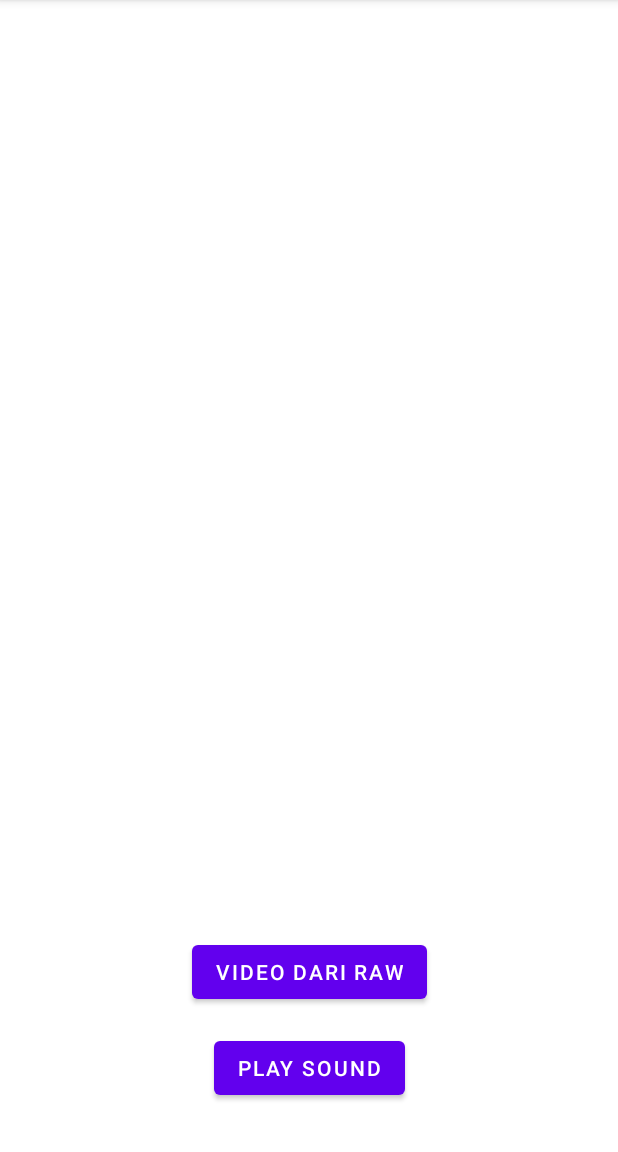
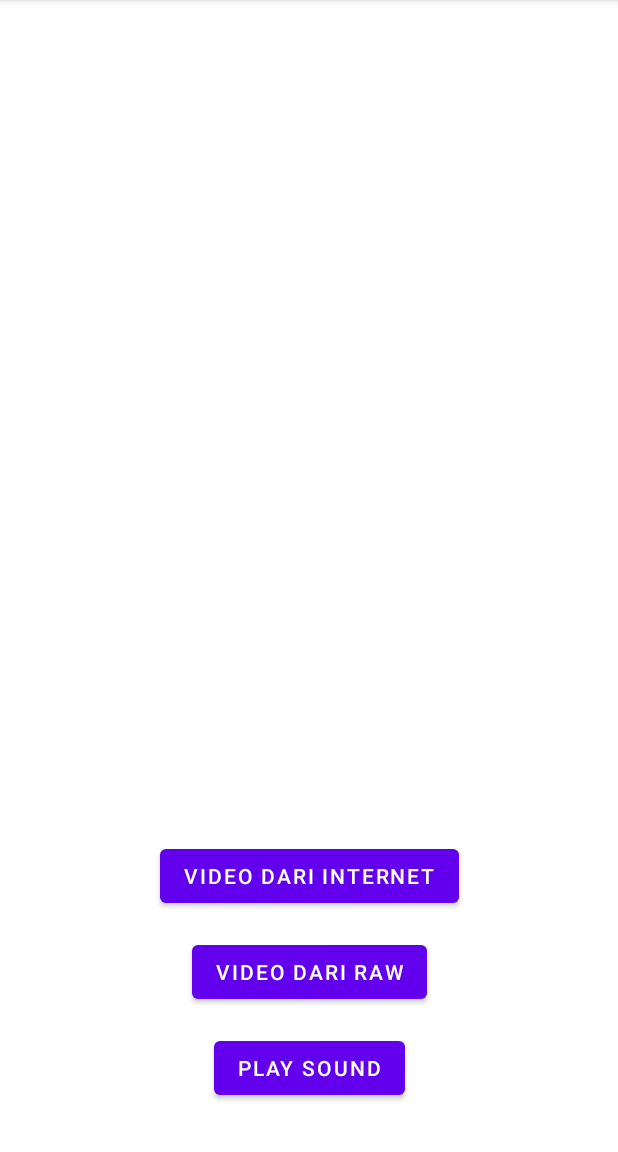
Before and after one commit to rizkibinar/Chapter7, an Android app: the screen it shows after launch (MainActivity), on a phone screen of 412 x 824 dp, the part 84-1236 px from its top. Run offline under Robolectric (Android 15) with nearby library versions, the phone set to English and light mode, and no system bars; pictures from the network do not load.

Commit message:
add play video from internet

```diff
--- a/app/src/main/AndroidManifest.xml
+++ b/app/src/main/AndroidManifest.xml
@@ -2,6 +2,8 @@
 <manifest xmlns:android="http://schemas.android.com/apk/res/android"
     xmlns:tools="http://schemas.android.com/tools"
     package="id.co.rizki.binarch7">
+
+    <uses-permission android:name="android.permission.INTERNET"/>
 
     <application
         android:allowBackup="true"
@@ -12,7 +14,11 @@
         android:roundIcon="@mipmap/ic_launcher_round"
         android:supportsRtl="true"
         android:theme="@style/Theme.BinarCh7"
+        android:usesCleartextTraffic="true"
         tools:targetApi="31">
+        <activity
+            android:name=".VideoFromInternetActivity"
+            android:exported="false" />
         <activity
             android:name=".VideoFromRawActivity"
             android:exported="false" />
--- a/app/src/main/java/id/co/rizki/binarch7/MainActivity.kt
+++ b/app/src/main/java/id/co/rizki/binarch7/MainActivity.kt
@@ -89,6 +89,13 @@ class MainActivity : AppCompatActivity() {
             startActivity(intent)
         }
 
+        binding.btnPlayInternet.setOnClickListener {
+
+            val intent = Intent(this, VideoFromInternetActivity::class.java)
+
+            startActivity(intent)
+        }
+
     }
 
     private fun getJson() : String{
--- a/app/src/main/java/id/co/rizki/binarch7/VideoFromRawActivity.kt
+++ b/app/src/main/java/id/co/rizki/binarch7/VideoFromRawActivity.kt
@@ -3,6 +3,7 @@ package id.co.rizki.binarch7
 import android.net.Uri
 import androidx.appcompat.app.AppCompatActivity
 import android.os.Bundle
+import android.widget.MediaController
 import id.co.rizki.binarch7.databinding.ActivityVideoFromRawBinding
 
 class VideoFromRawActivity : AppCompatActivity() {
@@ -39,5 +40,10 @@ class VideoFromRawActivity : AppCompatActivity() {
             binding.videoView.setVideoURI(Uri.parse(path))
         }
 
+
+        // Set up the media controller widget and attach it to the video view.
+        val controller = MediaController(this)
+        controller.setMediaPlayer(binding.videoView)
+        binding.videoView.setMediaController(controller)
     }
 }
--- a/app/src/main/res/layout/activity_main.xml
+++ b/app/src/main/res/layout/activity_main.xml
@@ -25,4 +25,13 @@
         app:layout_constraintBottom_toTopOf="@+id/btn_play"
         app:layout_constraintEnd_toEndOf="parent"
         app:layout_constraintStart_toStartOf="parent" />
+    <Button
+        android:id="@+id/btn_play_internet"
+        android:layout_width="wrap_content"
+        android:layout_height="wrap_content"
+        android:layout_marginBottom="16dp"
+        android:text="Video Dari Internet"
+        app:layout_constraintBottom_toTopOf="@+id/btn_play_raw"
+        app:layout_constraintEnd_toEndOf="parent"
+        app:layout_constraintStart_toStartOf="parent" />
 </androidx.constraintlayout.widget.ConstraintLayout>
--- a/app/src/main/res/layout/activity_video_from_raw.xml
+++ b/app/src/main/res/layout/activity_video_from_raw.xml
@@ -10,7 +10,7 @@
     <VideoView
         android:id="@+id/videoView"
         android:layout_width="0dp"
-        android:layout_height="250dp"
+        android:layout_height="wrap_content"
         app:layout_constraintEnd_toEndOf="parent"
         app:layout_constraintStart_toStartOf="parent"
         app:layout_constraintTop_toTopOf="parent" />
```
Also changed, not shown: app/src/main/java/id/co/rizki/binarch7/VideoFromInternetActivity.kt (added, +58 -0 lines), app/src/main/res/layout/activity_video_from_internet.xml (added, +30 -0 lines).
